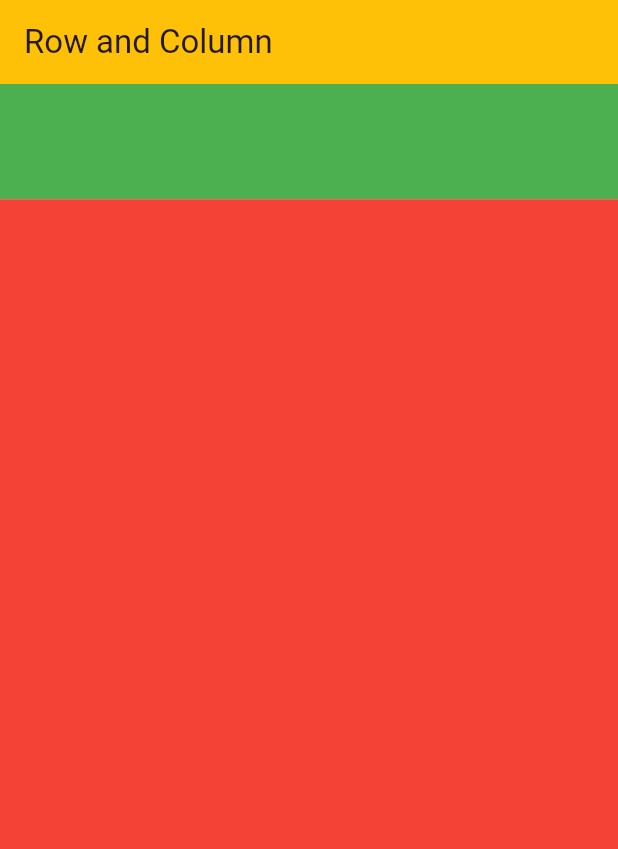
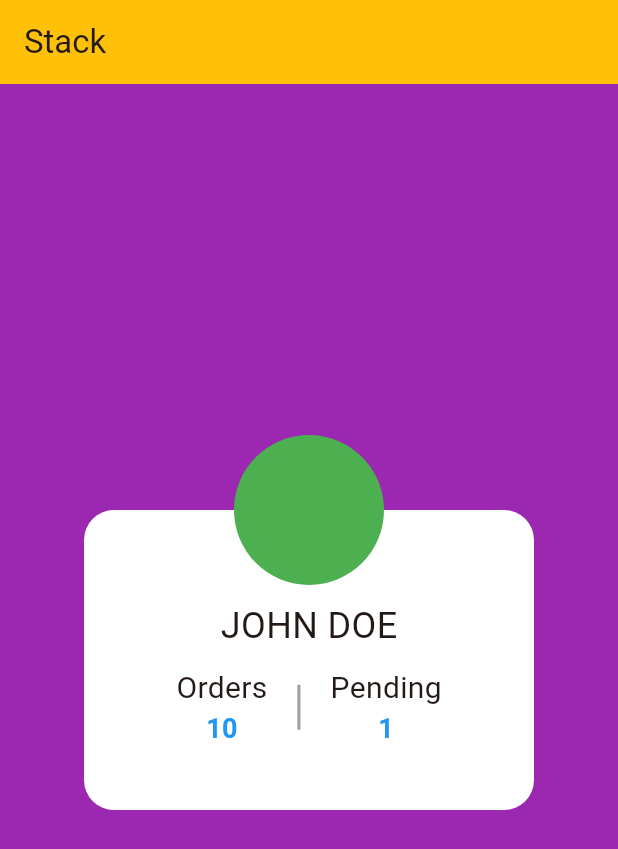
Before and after one commit to abidroid/ajk_day2, a Flutter app: the screen it shows after launch, on a phone screen of 412 x 824 dp. Shown: the top 849 px of the screen. Run offline on Flutter 3.47's test engine with Material 3 defaults, Android fonts, the phone set to English and light mode, and no system bars.

Commit message:
card design

```diff
--- a/lib/main.dart
+++ b/lib/main.dart
@@ -1,6 +1,7 @@
 import 'package:ajk_day2/screens/container_demo_screen.dart';
 import 'package:ajk_day2/screens/first_screen.dart';
 import 'package:ajk_day2/screens/row_column_demo_screen.dart';
+import 'package:ajk_day2/screens/stack_demo_screen.dart';
 import 'package:flutter/material.dart';
 
 void main() {
@@ -20,7 +21,7 @@ class MyApp extends StatelessWidget {
 
         colorScheme: ColorScheme.fromSeed(seedColor: Colors.deepOrange),
       ),
-      home: RowColumnDemoScreen() // Launcher
+      home: StackDemoScreen() // Launcher
     );
   }
 }
--- /dev/null
+++ b/lib/screens/stack_demo_screen.dart
@@ -0,0 +1,57 @@
+import 'package:flutter/material.dart';
+
+class StackDemoScreen extends StatelessWidget {
+  const StackDemoScreen({super.key});
+
+  @override
+  Widget build(BuildContext context) {
+    return Scaffold(
+      backgroundColor: Colors.purple,
+      appBar: AppBar(backgroundColor: Colors.amber, title: Text('Stack')),
+
+      body: Center(
+        child: Stack(
+          clipBehavior: Clip.none,
+          children: [
+            Container(
+              padding: EdgeInsets.only(top: 60),
+              decoration: BoxDecoration(
+                color: Colors.white,
+                borderRadius: BorderRadius.circular(20),
+              ),
+              width: 300,
+              height: 200,
+              child: Column(
+                spacing: 10,
+                children: [
+                  Text("JOHN DOE", style: TextStyle(fontSize: 24)),
+                  Row(
+                    mainAxisAlignment: MainAxisAlignment.center,
+                    spacing: 20,
+                    children: [
+                      Column(children: [Text("Orders", style: TextStyle(fontSize: 20),), Text('10', style: TextStyle(fontSize: 18, fontWeight: FontWeight.bold, color: Colors.blue),)]),
+                      Container(height: 30, width: 2, color: Colors.grey,),
+                      Column(children: [Text("Pending", style: TextStyle(fontSize: 20),), Text('1', style: TextStyle(fontSize: 18, fontWeight: FontWeight.bold, color: Colors.blue),)]),
+                    ],
+                  ),
+                ],
+              ),
+            ),
+            Positioned(
+              left: 100,
+              top: -50,
+              child: Container(
+                decoration: BoxDecoration(
+                  color: Colors.green,
+                  borderRadius: BorderRadius.circular(50),
+                ),
+                width: 100,
+                height: 100,
+              ),
+            ),
+          ],
+        ),
+      ),
+    );
+  }
+}
```
